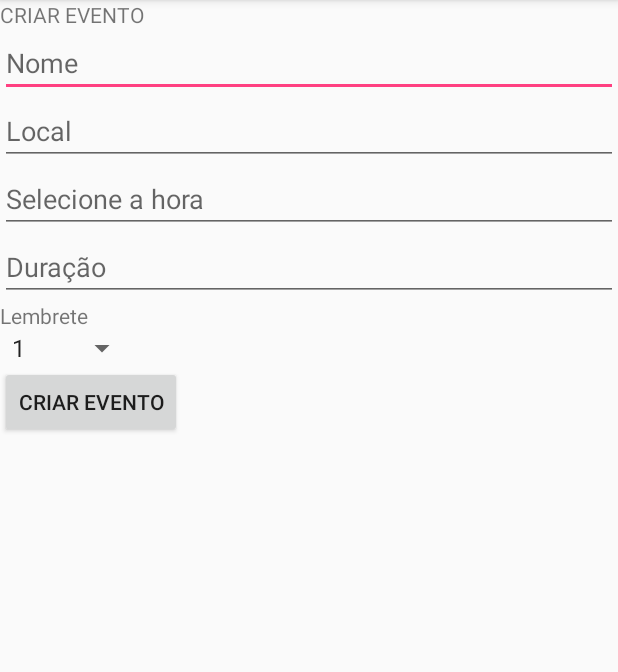
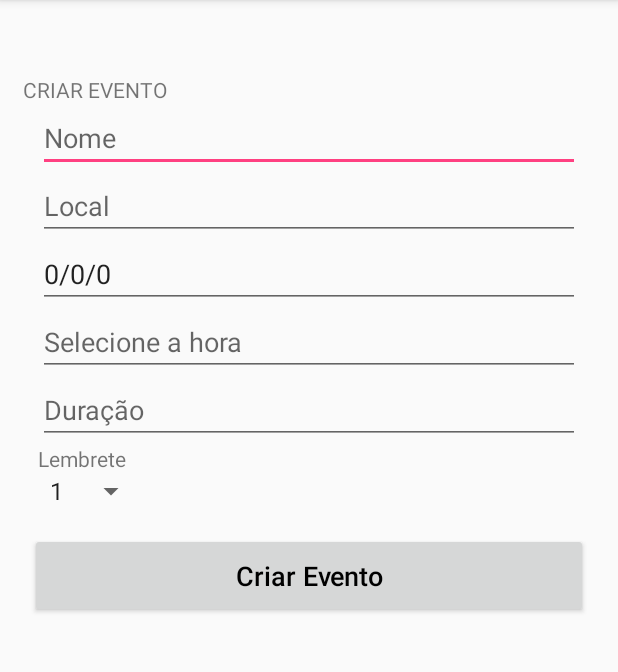
Before and after one commit to martacbs/ProjectCMU, an Android app: the CriarEvento screen opened directly, with no data from a screen before it, on a phone screen of 412 x 824 dp, the part 84-756 px from its top. Run offline under Robolectric (Android 15) with nearby library versions, the light colour scheme and no system bars.

Commit message:
a gravar a data no criar evento

```diff
--- a/app/src/main/java/com/example/martasantos/myapplication/CriarEvento.java
+++ b/app/src/main/java/com/example/martasantos/myapplication/CriarEvento.java
@@ -2,7 +2,9 @@ package com.example.martasantos.myapplication;
 
 import android.content.ContentValues;
 import android.content.Intent;
+import android.content.SharedPreferences;
 import android.database.sqlite.SQLiteDatabase;
+import android.preference.PreferenceManager;
 import android.support.v7.app.AppCompatActivity;
 import android.os.Bundle;
 import android.view.View;
@@ -23,9 +25,10 @@ public class CriarEvento extends AppCompatActivity {
 
     Button criarEvento;
     ArrayList<DbHelper> eventos;
-    EditText nomeEvento, localEvento, comeca, duracao;
+    EditText nomeEvento, localEvento, comeca, duracao, dataE;
     private String [] lembrete  = new String[]{"1","2","3","4"};
     private Spinner sp;
+    SharedPreferences sharedPreferences;
 
 EditText time;
 
@@ -37,6 +40,7 @@ EditText time;
 
         values.put("nomeEvento", nomeEvento.getText().toString());
         values.put("localEvento", localEvento.getText().toString());
+        values.put("data", dataE.getText().toString());
         values.put("comeca", comeca.getText().toString());
         values.put("duracao", duracao.getText().toString());
         values.put("lembrete",sp.getSelectedItem().toString());
@@ -57,8 +61,17 @@ EditText time;
         sp.setAdapter(adapter);
         //sp.setAdapter(adapter);
 
+        sharedPreferences = getSharedPreferences("Data",MODE_PRIVATE);
+        int mes=sharedPreferences.getInt("mes",0);
+        int dia=sharedPreferences.getInt("dia",0);
+        int ano=sharedPreferences.getInt("ano",0);
+
+        String data= String.valueOf(mes)+"/"+String.valueOf(dia)+"/"+String.valueOf(ano);
+
         nomeEvento=(EditText)findViewById(R.id.nomeEvento);
         localEvento=(EditText)findViewById(R.id.localEvento);
+        dataE=(EditText)findViewById(R.id.dataEvento);
+        dataE.setText(data);
         comeca=(EditText)findViewById(R.id.comeca);
         duracao=(EditText)findViewById(R.id.duracao);
 
@@ -107,7 +120,6 @@ EditText time;
                     b.putString("nomeEvento",nomeEvento.getText().toString());
                     d.putExtras(b);
                     startActivity(d);
-
                     Toast.makeText(getApplicationContext(), "Evento Criado com sucesso", Toast.LENGTH_SHORT).show();
                 }catch (Exception e ){
                     e.printStackTrace();
--- a/app/src/main/java/com/example/martasantos/myapplication/database/DbHelper.java
+++ b/app/src/main/java/com/example/martasantos/myapplication/database/DbHelper.java
@@ -23,7 +23,7 @@ public class DbHelper extends SQLiteOpenHelper {
     public void onCreate(SQLiteDatabase db) {
         db.execSQL("CREATE TABLE user (id INTEGER PRIMARY KEY AUTOINCREMENT, name VARCHAR(50) , email VARCHAR(50), localidade VARCHAR(50) , username VARCHAR(50) , password VARCHAR(50) ,confirmarPassword VARCHAR(50) )");
         db.execSQL("CREATE TABLE interests (id INTEGER PRIMARY KEY AUTOINCREMENT, interesses VARCHAR(100) NOT NULL, user_id INTEGER)");
-        db.execSQL("CREATE TABLE events (id INTEGER PRIMARY KEY AUTOINCREMENT, nomeEvento VARCHAR(50) NOT NULL, localEvento VARCHAR(50) NOT NULL, data DATE NOT NULL, comeca TIME NOT NULL, duracao VARCHAR(50) NOT NULL, lembrete VARCHAR(50) NOT NULL)");
+        db.execSQL("CREATE TABLE events (id INTEGER PRIMARY KEY AUTOINCREMENT, nomeEvento VARCHAR(50) NOT NULL, localEvento VARCHAR(50) NOT NULL, data VARCHAR(50) NOT NULL, comeca TIME NOT NULL, duracao VARCHAR(50) NOT NULL, lembrete VARCHAR(50) NOT NULL)");
 
     }
 
--- a/app/src/main/java/com/example/martasantos/myapplication/register/UserRegister.java
+++ b/app/src/main/java/com/example/martasantos/myapplication/register/UserRegister.java
@@ -98,13 +98,13 @@ public class UserRegister extends AppCompatActivity {
 
         });
 
-        login.setOnClickListener(new View.OnClickListener() {
+       /* login.setOnClickListener(new View.OnClickListener() {
             @Override
             public void onClick(View v) {
                 Intent x = new Intent(getApplicationContext(), Login.class);
                 startActivity(x);
             }
-        });
+        });*/
 
     }
 
--- a/app/src/main/res/layout/activity_criar_evento.xml
+++ b/app/src/main/res/layout/activity_criar_evento.xml
@@ -12,6 +12,9 @@
         android:id="@+id/textView"
         android:layout_width="wrap_content"
         android:layout_height="wrap_content"
+        android:layout_marginTop="50dp"
+        android:layout_marginLeft="15dp"
+        android:layout_marginRight="20dp"
         android:text="CRIAR EVENTO"
         tools:layout_editor_absoluteX="162dp"
         tools:layout_editor_absoluteY="222dp" />
@@ -20,6 +23,8 @@
         android:id="@+id/nomeEvento"
         android:layout_width="match_parent"
         android:layout_height="wrap_content"
+        android:layout_marginLeft="25dp"
+        android:layout_marginRight="25dp"
         android:ems="10"
         android:inputType="textPersonName"
         android:hint="Nome"
@@ -30,18 +35,32 @@
         android:id="@+id/localEvento"
         android:layout_width="match_parent"
         android:layout_height="wrap_content"
+        android:layout_marginLeft="25dp"
+        android:layout_marginRight="25dp"
         android:ems="10"
         android:inputType="textPersonName"
         android:hint="Local"
         tools:layout_editor_absoluteX="16dp"
         tools:layout_editor_absoluteY="127dp" />
 
+    <EditText
+        android:id="@+id/dataEvento"
+        android:layout_width="match_parent"
+        android:layout_height="wrap_content"
+        android:layout_marginLeft="25dp"
+        android:layout_marginRight="25dp"
+        android:ems="10"
+        android:inputType="textPersonName"
+        android:hint="DataEvento"
+        tools:layout_editor_absoluteX="16dp"
+        tools:layout_editor_absoluteY="127dp" />
 
     <EditText
         android:id="@+id/comeca"
         android:layout_width="match_parent"
         android:layout_height="wrap_content"
-
+        android:layout_marginLeft="25dp"
+        android:layout_marginRight="25dp"
         android:hint="Selecione a hora"
 
         android:ems="10"
@@ -56,6 +75,8 @@
         android:id="@+id/duracao"
         android:layout_width="match_parent"
         android:layout_height="wrap_content"
+        android:layout_marginLeft="25dp"
+        android:layout_marginRight="25dp"
         android:ems="10"
         android:inputType="textPersonName"
         android:hint="Duração"
@@ -66,22 +87,30 @@
         android:id="@+id/lembrete"
         android:layout_width="wrap_content"
         android:layout_height="wrap_content"
+        android:layout_marginLeft="25dp"
         android:text="Lembrete"
         tools:layout_editor_absoluteX="33dp"
         tools:layout_editor_absoluteY="337dp" />
 
     <Spinner
         android:id="@+id/spinner"
-        android:layout_width="92dp"
+        android:layout_width="wrap_content"
         android:layout_height="wrap_content"
+        android:layout_marginLeft="25dp"
         tools:layout_editor_absoluteX="130dp"
         tools:layout_editor_absoluteY="337dp" />
 
     <Button
         android:id="@+id/buttonCriarEvento"
-        android:layout_width="wrap_content"
+        android:layout_width="match_parent"
         android:layout_height="wrap_content"
+        android:layout_marginLeft="20dp"
+        android:layout_marginRight="20dp"
+        android:layout_marginTop="16dp"
+        android:clickable="true"
+        android:padding="16dp"
         android:text="Criar Evento"
-        tools:layout_editor_absoluteX="116dp"
-        tools:layout_editor_absoluteY="432dp" />
+        android:textAllCaps="false"
+        android:textColor="#000000"
+        android:textSize="18sp" />
 </LinearLayout>
--- a/app/src/main/res/layout/activity_lista_horas.xml
+++ b/app/src/main/res/layout/activity_lista_horas.xml
@@ -10,6 +10,7 @@
         android:id="@+id/rvHoras"
         android:layout_width="match_parent"
         android:layout_height="match_parent"
+        android:layout_marginLeft="25dp"
         android:divider="#f00"
         android:dividerHeight="1dp"
         />
```
Also changed, not shown: app/src/main/java/com/example/martasantos/myapplication/calendar/Calendar.java (+8 -6 lines), app/src/main/res/layout/activity_login.xml (+7 -0 lines), app/src/main/res/layout/activity_user_interests.xml (+17 -9 lines), app/src/main/res/layout/activity_user_register.xml (+25 -6 lines).
